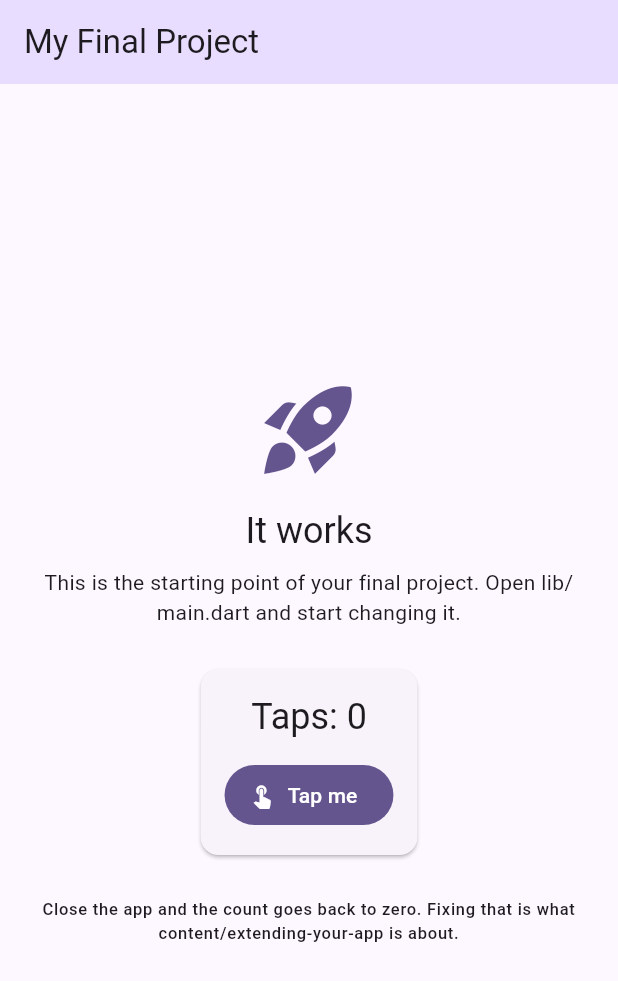
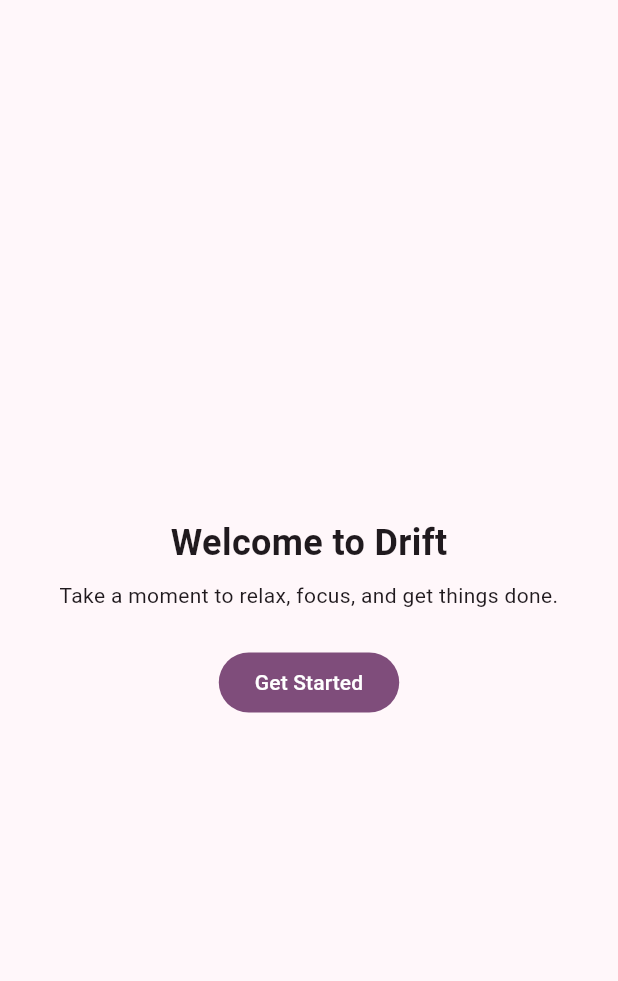
Before and after one commit to Migui-Alcantara/Drift, a Flutter app: the screen it shows after launch, on a phone screen of 412 x 824 dp. Shown: the top 981 px of the screen. Run offline on Flutter 3.47's test engine with Material 3 defaults, Android fonts, the phone set to English and light mode, and no system bars; our stand-ins replace device_preview.

Commit message:
Create initial Drift welcome screen

```diff
--- a/lib/main.dart
+++ b/lib/main.dart
@@ -1,139 +1,81 @@
-// This is your app. It runs as it is: press run and you get the screen below.
-//
-// Nothing here is precious. Change the title, change the colors, delete the
-// counter, add your own screens. It exists so that the repository is a working
-// Flutter app from minute one instead of an empty folder.
-//
-// Everything in this file is Module 4 and 5 material: StatelessWidget,
-// StatefulWidget, setState, Scaffold, AppBar, Column, Card, FilledButton.
-
 import 'package:device_preview/device_preview.dart';
 import 'package:flutter/material.dart';
 
 void main() {
   runApp(
-    // DevicePreview draws a phone frame around your app, so it is judged at the
-    // size it was designed for instead of stretched across a laptop window.
-    //
-    // It is left ON in the deployed build on purpose: your live link is opened
-    // on a desktop browser, and a phone layout at full desktop width looks
-    // broken when it is not. The toolbar also lets a visitor switch device and
-    // orientation.
-    //
-    // Want the clean app with no frame instead (for a portfolio, or because
-    // you made the layout properly responsive)? Add
-    //   import 'package:flutter/foundation.dart' show kReleaseMode;
-    // and set `enabled: !kReleaseMode`, which drops the frame in release builds.
     DevicePreview(
       enabled: true,
-      builder: (context) => const MyApp(),
+      builder: (context) => const DriftApp(),
     ),
   );
 }
 
-class MyApp extends StatelessWidget {
-  const MyApp({super.key});
+class DriftApp extends StatelessWidget {
+  const DriftApp({super.key});
 
   @override
   Widget build(BuildContext context) {
     return MaterialApp(
-      title: 'My Final Project',
+      title: 'Drift',
       debugShowCheckedModeBanner: false,
 
-      // These two lines are what make the DevicePreview toolbar actually
-      // change the app. Keep them.
       locale: DevicePreview.locale(context),
       builder: DevicePreview.appBuilder,
 
-      // Your design system starts here. One seed color generates a full
-      // Material palette; swap in your own and every screen follows.
       theme: ThemeData(
         useMaterial3: true,
-        colorScheme: ColorScheme.fromSeed(seedColor: const Color(0xFF6750A4)),
+        colorScheme: ColorScheme.fromSeed(
+          seedColor: const Color(0xFF3D123D),
+        ),
       ),
 
-      home: const HomeScreen(),
+      home: const WelcomeScreen(),
     );
   }
 }
 
-/// The first screen. Replace it with yours.
-///
-/// It is a StatefulWidget because it remembers something that changes: the
-/// counter. A screen that never changes can be a StatelessWidget instead.
-class HomeScreen extends StatefulWidget {
-  const HomeScreen({super.key});
-
-  @override
-  State<HomeScreen> createState() => _HomeScreenState();
-}
-
-class _HomeScreenState extends State<HomeScreen> {
-  // State: a plain field. Changing it does nothing on its own; the screen only
-  // redraws when you change it inside setState.
-  int _taps = 0;
-
-  void _handleTap() {
-    setState(() {
-      _taps++;
-    });
-  }
+class WelcomeScreen extends StatelessWidget {
+  const WelcomeScreen({super.key});
 
   @override
   Widget build(BuildContext context) {
-    // Reading colors and text styles from the theme, instead of hardcoding
-    // them, is what keeps every screen looking like the same app.
-    final theme = Theme.of(context);
-
     return Scaffold(
-      appBar: AppBar(
-        title: const Text('My Final Project'),
-        backgroundColor: theme.colorScheme.primaryContainer,
-      ),
       body: Center(
         child: Padding(
           padding: const EdgeInsets.all(24),
           child: Column(
             mainAxisAlignment: MainAxisAlignment.center,
             children: [
-              Icon(
-                Icons.rocket_launch,
-                size: 72,
-                color: theme.colorScheme.primary,
-              ),
-              const SizedBox(height: 16),
-              Text('It works', style: theme.textTheme.headlineSmall),
-              const SizedBox(height: 8),
-              Text(
-                'This is the starting point of your final project. '
-                'Open lib/main.dart and start changing it.',
-                textAlign: TextAlign.center,
-                style: theme.textTheme.bodyMedium,
-              ),
-              const SizedBox(height: 24),
-              Card(
-                child: Padding(
-                  padding: const EdgeInsets.all(16),
-                  child: Column(
-                    children: [
-                      Text('Taps: $_taps',
-                          style: theme.textTheme.headlineSmall),
-                      const SizedBox(height: 12),
-                      FilledButton.icon(
-                        onPressed: _handleTap,
-                        icon: const Icon(Icons.touch_app),
-                        label: const Text('Tap me'),
-                      ),
-                    ],
-                  ),
+              const Text(
+                'Welcome to Drift',
+                style: TextStyle(
+                  fontSize: 24,
+                  fontWeight: FontWeight.bold,
                 ),
               ),
+
+              const SizedBox(height: 8),
+
+              const Text(
+                'Take a moment to relax, focus, and get things done.',
+                textAlign: TextAlign.center,
+                style: TextStyle(
+                  fontSize: 14,
+                ),
+              ),
+
               const SizedBox(height: 24),
-              Text(
-                'Close the app and the count goes back to zero. '
-                'Fixing that is what content/extending-your-app is about.',
-                textAlign: TextAlign.center,
-                style: theme.textTheme.labelSmall,
+
+              FilledButton(
+                onPressed: () {
+                  Navigator.push(
+                    context,
+                    MaterialPageRoute(
+                      builder: (context) => const HomeScreen(),
+                    ),
+                  );
+                },
+                child: const Text('Get Started'),
               ),
             ],
           ),
@@ -142,3 +84,60 @@ class _HomeScreenState extends State<HomeScreen> {
     );
   }
 }
+
+
+class HomeScreen extends StatelessWidget {
+  const HomeScreen({super.key});
+
+  @override
+  Widget build(BuildContext context) {
+    return Scaffold(
+      appBar: AppBar(
+        title: const Text('Drift'),
+      ),
+
+      body: Padding(
+        padding: const EdgeInsets.all(24),
+        child: Column(
+          crossAxisAlignment: CrossAxisAlignment.start,
+          children: [
+            const Text(
+              'Your session',
+              style: TextStyle(
+                fontSize: 24,
+                fontWeight: FontWeight.bold,
+              ),
+            ),
+
+            const SizedBox(height: 24),
+
+            Card(
+              child: Padding(
+                padding: const EdgeInsets.all(16),
+                child: Column(
+                  crossAxisAlignment: CrossAxisAlignment.start,
+                  children: [
+                    const Text(
+                      'Choose a scene',
+                      style: TextStyle(
+                        fontSize: 18,
+                        fontWeight: FontWeight.bold,
+                      ),
+                    ),
+
+                    const SizedBox(height: 12),
+
+                    FilledButton(
+                      onPressed: () {},
+                      child: const Text('Explore scenes'),
+                    ),
+                  ],
+                ),
+              ),
+            ),
+          ],
+        ),
+      ),
+    );
+  }
+}
```
Also changed, not shown: pubspec.lock (added), 1 other file.
